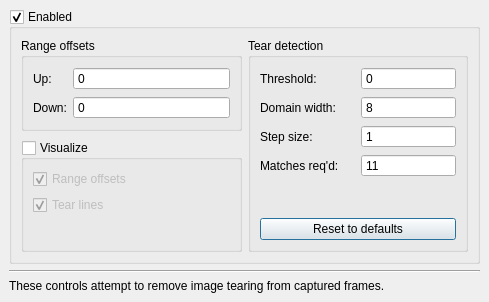
First picture: the form in src/display/qt/dialogs/ui/anti_tear_dialog.ui, repository mrehkopf/vcs, before the edit.
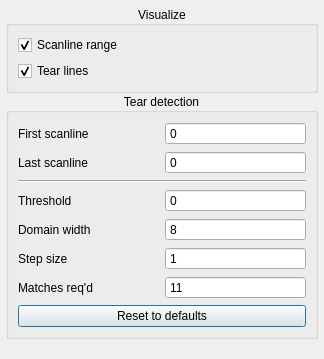
Second picture: the form after the edit.

Commit message: ui/anti-tear-dialog: Simplify layout

```diff
--- a/src/display/qt/dialogs/ui/anti_tear_dialog.ui
+++ b/src/display/qt/dialogs/ui/anti_tear_dialog.ui
@@ -6,109 +6,43 @@
    <rect>
     <x>0</x>
     <y>0</y>
-    <width>489</width>
-    <height>302</height>
+    <width>324</width>
+    <height>359</height>
    </rect>
   </property>
   <property name="windowTitle">
    <string>Dialog</string>
   </property>
-  <layout class="QVBoxLayout" name="verticalLayout_2">
-   <property name="leftMargin">
-    <number>9</number>
-   </property>
-   <property name="topMargin">
-    <number>9</number>
-   </property>
-   <property name="rightMargin">
-    <number>9</number>
-   </property>
-   <property name="bottomMargin">
-    <number>9</number>
-   </property>
-   <item>
-    <widget class="QGroupBox" name="groupBox_antiTearingEnabled">
-     <property name="title">
-      <string>Enabled</string>
-     </property>
-     <property name="checkable">
-      <bool>true</bool>
-     </property>
-     <layout class="QHBoxLayout" name="horizontalLayout">
-      <item>
        <layout class="QVBoxLayout" name="verticalLayout">
         <property name="spacing">
-         <number>9</number>
-        </property>
-        <item>
-         <widget class="QGroupBox" name="groupBox">
-          <property name="title">
-           <string>Range offsets</string>
-          </property>
-          <layout class="QFormLayout" name="formLayout">
+    <number>0</number>
+   </property>
            <property name="leftMargin">
-            <number>9</number>
+    <number>6</number>
+   </property>
+   <property name="topMargin">
+    <number>6</number>
            </property>
            <property name="rightMargin">
-            <number>9</number>
-           </property>
-           <item row="0" column="0">
-            <widget class="QLabel" name="label">
-             <property name="sizePolicy">
-              <sizepolicy hsizetype="Preferred" vsizetype="Preferred">
-               <horstretch>0</horstretch>
-               <verstretch>0</verstretch>
-              </sizepolicy>
-             </property>
-             <property name="text">
-              <string>Up:</string>
-             </property>
-            </widget>
-           </item>
-           <item row="0" column="1">
-            <widget class="QSpinBox" name="spinBox_rangeUp">
-             <property name="buttonSymbols">
-              <enum>QAbstractSpinBox::NoButtons</enum>
-             </property>
-             <property name="maximum">
-              <number>9999</number>
-             </property>
-            </widget>
-           </item>
-           <item row="1" column="0">
-            <widget class="QLabel" name="label_2">
-             <property name="sizePolicy">
-              <sizepolicy hsizetype="Preferred" vsizetype="Preferred">
-               <horstretch>0</horstretch>
-               <verstretch>0</verstretch>
-              </sizepolicy>
-             </property>
-             <property name="text">
-              <string>Down:</string>
-             </property>
-            </widget>
-           </item>
-           <item row="1" column="1">
-            <widget class="QSpinBox" name="spinBox_rangeDown">
-             <property name="buttonSymbols">
-              <enum>QAbstractSpinBox::NoButtons</enum>
-             </property>
-             <property name="maximum">
-              <number>9999</number>
-             </property>
-            </widget>
-           </item>
-          </layout>
-         </widget>
-        </item>
+    <number>6</number>
+   </property>
+   <property name="bottomMargin">
+    <number>6</number>
+   </property>
         <item>
          <widget class="QGroupBox" name="groupBox_visualization">
           <property name="title">
            <string>Visualize</string>
           </property>
-          <property name="checkable">
+     <property name="alignment">
+      <set>Qt::AlignCenter</set>
+     </property>
+     <property name="flat">
            <bool>true</bool>
           </property>
+     <property name="checkable">
+      <bool>false</bool>
+     </property>
           <property name="checked">
            <bool>false</bool>
           </property>
@@ -119,6 +53,16 @@
            <property name="rightMargin">
             <number>9</number>
            </property>
+      <item row="0" column="0">
+       <widget class="QCheckBox" name="checkBox_visualizeRange">
+        <property name="text">
+         <string>Scanline range</string>
+        </property>
+        <property name="checked">
+         <bool>true</bool>
+        </property>
+       </widget>
+      </item>
            <item row="1" column="0">
             <widget class="QCheckBox" name="checkBox_visualizeTear">
              <property name="text">
@@ -129,39 +73,20 @@
              </property>
             </widget>
            </item>
-           <item row="0" column="0">
-            <widget class="QCheckBox" name="checkBox_visualizeRange">
-             <property name="text">
-              <string>Range offsets</string>
-             </property>
-             <property name="checked">
-              <bool>true</bool>
-             </property>
-            </widget>
-           </item>
-           <item row="2" column="0">
-            <spacer name="verticalSpacer_2">
-             <property name="orientation">
-              <enum>Qt::Vertical</enum>
-             </property>
-             <property name="sizeHint" stdset="0">
-              <size>
-               <width>20</width>
-               <height>40</height>
-              </size>
-             </property>
-            </spacer>
-           </item>
-          </layout>
-         </widget>
-        </item>
-       </layout>
+     </layout>
+    </widget>
       </item>
       <item>
        <widget class="QGroupBox" name="groupBox_2">
         <property name="title">
          <string>Tear detection</string>
         </property>
+     <property name="alignment">
+      <set>Qt::AlignCenter</set>
+     </property>
+     <property name="flat">
+      <bool>true</bool>
+     </property>
         <layout class="QGridLayout" name="gridLayout_2">
          <property name="leftMargin">
           <number>9</number>
@@ -169,21 +94,54 @@
          <property name="rightMargin">
           <number>9</number>
          </property>
-         <item row="5" column="0" colspan="2">
-          <widget class="QPushButton" name="pushButton_resetDefaults">
+      <item row="4" column="0">
+       <widget class="QLabel" name="label_4">
            <property name="text">
-            <string>Reset to defaults</string>
+         <string>Domain width</string>
            </property>
           </widget>
          </item>
-         <item row="3" column="0">
+      <item row="1" column="1">
+       <widget class="QSpinBox" name="spinBox_rangeDown">
+        <property name="buttonSymbols">
+         <enum>QAbstractSpinBox::NoButtons</enum>
+        </property>
+        <property name="maximum">
+         <number>9999</number>
+        </property>
+       </widget>
+      </item>
+      <item row="0" column="1">
+       <widget class="QSpinBox" name="spinBox_rangeUp">
+        <property name="buttonSymbols">
+         <enum>QAbstractSpinBox::NoButtons</enum>
+        </property>
+        <property name="maximum">
+         <number>9999</number>
+        </property>
+       </widget>
+      </item>
+      <item row="6" column="0">
           <widget class="QLabel" name="label_6">
            <property name="text">
-            <string>Matches req'd:</string>
+         <string>Matches req'd</string>
            </property>
           </widget>
          </item>
-         <item row="3" column="1">
+      <item row="0" column="0">
+       <widget class="QLabel" name="label">
+        <property name="sizePolicy">
+         <sizepolicy hsizetype="Preferred" vsizetype="Preferred">
+          <horstretch>0</horstretch>
+          <verstretch>0</verstretch>
+         </sizepolicy>
+        </property>
+        <property name="text">
+         <string>First scanline</string>
+        </property>
+       </widget>
+      </item>
+      <item row="6" column="1">
           <widget class="QSpinBox" name="spinBox_matchesReqd">
            <property name="buttonSymbols">
             <enum>QAbstractSpinBox::NoButtons</enum>
@@ -199,14 +157,14 @@
            </property>
           </widget>
          </item>
-         <item row="2" column="0">
-          <widget class="QLabel" name="label_7">
+      <item row="3" column="0">
+       <widget class="QLabel" name="label_3">
            <property name="text">
-            <string>Step size:</string>
+         <string>Threshold</string>
            </property>
           </widget>
          </item>
-         <item row="2" column="1">
+      <item row="5" column="1">
           <widget class="QSpinBox" name="spinBox_stepSize">
            <property name="buttonSymbols">
             <enum>QAbstractSpinBox::NoButtons</enum>
@@ -219,7 +177,14 @@
            </property>
           </widget>
          </item>
-         <item row="0" column="1">
+      <item row="7" column="0" colspan="2">
+       <widget class="QPushButton" name="pushButton_resetDefaults">
+        <property name="text">
+         <string>Reset to defaults</string>
+        </property>
+       </widget>
+      </item>
+      <item row="3" column="1">
           <widget class="QSpinBox" name="spinBox_threshold">
            <property name="buttonSymbols">
             <enum>QAbstractSpinBox::NoButtons</enum>
@@ -229,20 +194,20 @@
            </property>
           </widget>
          </item>
+      <item row="1" column="0">
+       <widget class="QLabel" name="label_2">
+        <property name="sizePolicy">
+         <sizepolicy hsizetype="Preferred" vsizetype="Preferred">
+          <horstretch>0</horstretch>
+          <verstretch>0</verstretch>
+         </sizepolicy>
+        </property>
+        <property name="text">
+         <string>Last scanline</string>
+        </property>
+       </widget>
+      </item>
          <item row="4" column="1">
-          <spacer name="verticalSpacer_3">
-           <property name="orientation">
-            <enum>Qt::Vertical</enum>
-           </property>
-           <property name="sizeHint" stdset="0">
-            <size>
-             <width>20</width>
-             <height>9000</height>
-            </size>
-           </property>
-          </spacer>
-         </item>
-         <item row="1" column="1">
           <widget class="QSpinBox" name="spinBox_domainSize">
            <property name="buttonSymbols">
             <enum>QAbstractSpinBox::NoButtons</enum>
@@ -255,43 +220,36 @@
            </property>
           </widget>
          </item>
-         <item row="1" column="0">
-          <widget class="QLabel" name="label_4">
+      <item row="5" column="0">
+       <widget class="QLabel" name="label_7">
            <property name="text">
-            <string>Domain width:</string>
+         <string>Step size</string>
            </property>
           </widget>
          </item>
-         <item row="0" column="0">
-          <widget class="QLabel" name="label_3">
-           <property name="text">
-            <string>Threshold:</string>
-           </property>
-          </widget>
-         </item>
-        </layout>
-       </widget>
-      </item>
-     </layout>
-    </widget>
-   </item>
-   <item>
+      <item row="2" column="0" colspan="2">
     <widget class="Line" name="line">
      <property name="orientation">
       <enum>Qt::Horizontal</enum>
      </property>
     </widget>
    </item>
-   <item>
-    <widget class="QLabel" name="label_notice">
-     <property name="text">
-      <string>These controls attempt to remove image tearing from captured frames.</string>
-     </property>
-     <property name="wordWrap">
-      <bool>true</bool>
-     </property>
+     </layout>
     </widget>
    </item>
+   <item>
+    <spacer name="verticalSpacer">
+     <property name="orientation">
+      <enum>Qt::Vertical</enum>
+     </property>
+     <property name="sizeHint" stdset="0">
+      <size>
+       <width>20</width>
+       <height>40</height>
+      </size>
+     </property>
+    </spacer>
+   </item>
   </layout>
  </widget>
  <resources/>
```
Lines whose indentation alone changed are shown as unchanged. The commit also changes 3 other files.
